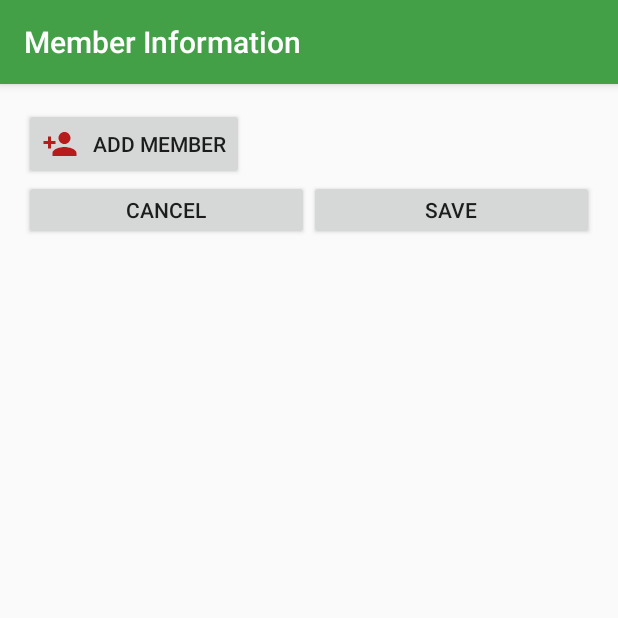
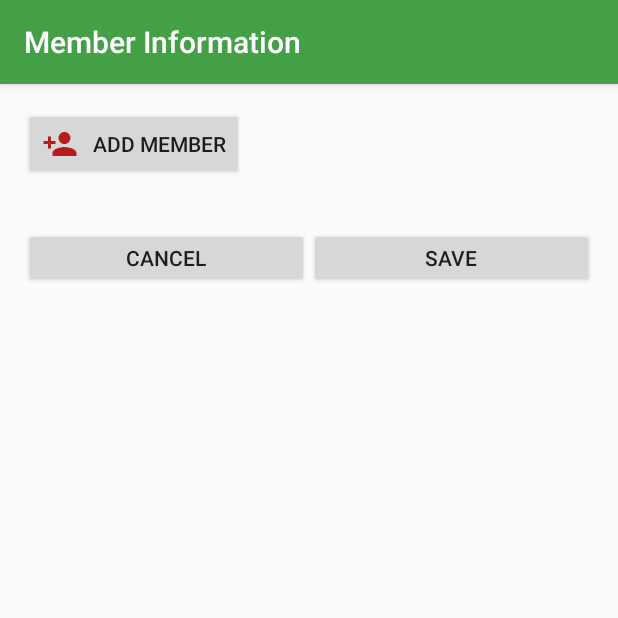
Before and after one commit to Shanto16/shed1628, an Android app: the Current_trip_member_information screen opened directly, with no data from a screen before it, on a phone screen of 412 x 824 dp, the top half of it. Run offline under Robolectric (Android 15) with nearby library versions, the phone set to English and light mode, and no system bars; libraries missing offline, so code that uses them is left out: com.rengwuxian.materialedittext; 3 statements that could not run were skipped.

Commit message:
new update

```diff
--- a/app/src/main/java/mcgyvers/mobitrip/Current_trip.java
+++ b/app/src/main/java/mcgyvers/mobitrip/Current_trip.java
@@ -66,6 +66,7 @@ public class Current_trip extends Fragment {
                     }
                 });
 
+
                 ImageView addExpense = dialog.findViewById(R.id.add_new_expense);
                 addExpense.setOnClickListener(new View.OnClickListener() {
                     @Override
--- a/app/src/main/java/mcgyvers/mobitrip/Current_trip_member_information.java
+++ b/app/src/main/java/mcgyvers/mobitrip/Current_trip_member_information.java
@@ -7,11 +7,24 @@ import android.support.v7.widget.RecyclerView;
 import android.support.v7.widget.Toolbar;
 import android.view.MenuItem;
 import android.widget.Button;
+import android.widget.ImageView;
+import android.widget.ListView;
+
+import com.rengwuxian.materialedittext.MaterialEditText;
 
 public class Current_trip_member_information extends AppCompatActivity {
 
-    Button _addmember;
-    RecyclerView _RVmembersInformation;
+    Button addmember,save,cancel;
+    ListView membersInformation;
+
+
+    //**********************************************
+     // MODEL ITEMS TO BE USED IN ADAPTER
+
+    MaterialEditText memberName,memberAmount,memberPhone;
+    ImageView deleteMember;
+
+    //********************************************
 
     @Override
     protected void onCreate(Bundle savedInstanceState) {
@@ -20,8 +33,15 @@ public class Current_trip_member_information extends AppCompatActivity {
         ActionBar actionBar = getActionBar();
 
 
-        _addmember = (Button) findViewById(R.id.add_new_member);
-        _RVmembersInformation = (RecyclerView) findViewById(R.id.member_information_recycler);
+        addmember = (Button) findViewById(R.id.add_new_member);
+        membersInformation = (ListView) findViewById(R.id.member_information_recycler);
+        save = (Button) findViewById(R.id.save_members);
+        cancel = (Button) findViewById(R.id.cancel_members);
+
+        memberName = (MaterialEditText) findViewById(R.id.model_member_name);
+        memberAmount = (MaterialEditText) findViewById(R.id.model_member_amount);
+        memberPhone = (MaterialEditText) findViewById(R.id.model_member_phone);
+        deleteMember = (ImageView) findViewById(R.id.delete_model);
     }
 
     @Override
--- a/app/src/main/res/layout/activity_current_trip_member_information.xml
+++ b/app/src/main/res/layout/activity_current_trip_member_information.xml
@@ -21,12 +21,13 @@
             android:drawableLeft="@drawable/ic_add_member"
             android:text="   Add Member"/>
 
-        <android.support.v7.widget.RecyclerView
+        <ListView
             android:id="@+id/member_information_recycler"
             android:layout_width="match_parent"
-            android:layout_height="wrap_content">
-
-        </android.support.v7.widget.RecyclerView>
+            android:layout_height="wrap_content"
+            android:layout_marginTop="16dp"
+            android:layout_marginBottom="16dp">
+        </ListView>
 
 
         <LinearLayout
--- a/app/src/main/res/layout/fragment_current_trip.xml
+++ b/app/src/main/res/layout/fragment_current_trip.xml
@@ -118,7 +118,6 @@
                 />
 
 
-
         </LinearLayout>
 
 
--- a/app/src/main/res/layout/members_model.xml
+++ b/app/src/main/res/layout/members_model.xml
@@ -1,5 +1,6 @@
 <?xml version="1.0" encoding="utf-8"?>
-<android.support.v7.widget.CardView xmlns:android="http://schemas.android.com/apk/res/android"
+<android.support.v7.widget.CardView
+    xmlns:android="http://schemas.android.com/apk/res/android"
     android:layout_width="match_parent"
     android:layout_height="140dp"
     xmlns:app="http://schemas.android.com/apk/res-auto"
@@ -53,6 +54,7 @@
             android:layout_marginBottom="16dp"/>
 
         <ImageView
+            android:id="@+id/delete_model"
             android:layout_width="50dp"
             android:layout_height="50dp"
             android:src="@drawable/ic_dismiss_trip"
--- a/app/src/main/res/layout/my_expense_model.xml
+++ b/app/src/main/res/layout/my_expense_model.xml
@@ -6,6 +6,7 @@
 
 
     <EditText
+        android:id="@+id/usedON"
         android:layout_width="150dp"
         android:layout_height="40dp"
         android:hint="Used on"
@@ -14,6 +15,7 @@
 
 
     <EditText
+        android:id="@+id/cost"
         android:layout_width="150dp"
         android:layout_height="40dp"
         android:hint="Cost"
--- a/app/src/main/res/layout/team_expense_model.xml
+++ b/app/src/main/res/layout/team_expense_model.xml
@@ -15,7 +15,6 @@
         android:layout_weight="1"
         android:layout_gravity="center"
         />
-
 
     <EditText
         android:id="@+id/expense_expense_edit"
```
Also changed, not shown: app/src/main/java/mcgyvers/mobitrip/NewTrip.java (+15 -3 lines), app/src/main/java/mcgyvers/mobitrip/Profile.java (+16 -0 lines), app/src/main/res/layout/fragment_new_trip.xml (+16 -0 lines), app/src/main/res/layout/fragment_profile.xml (+18 -3 lines).
